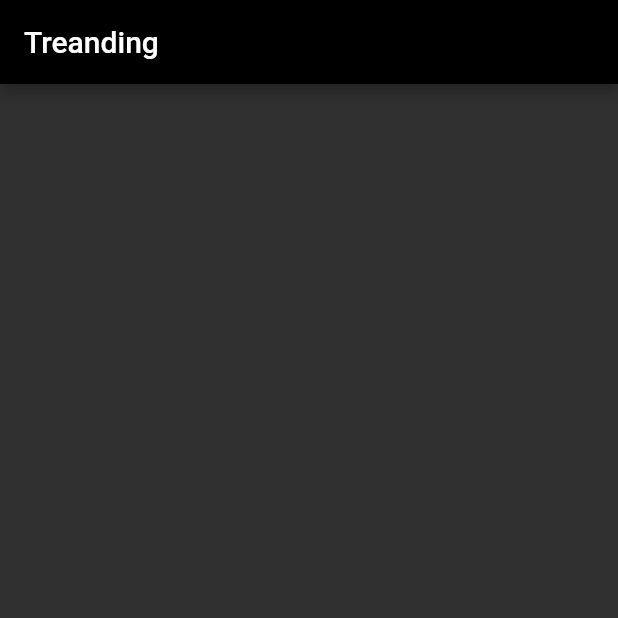
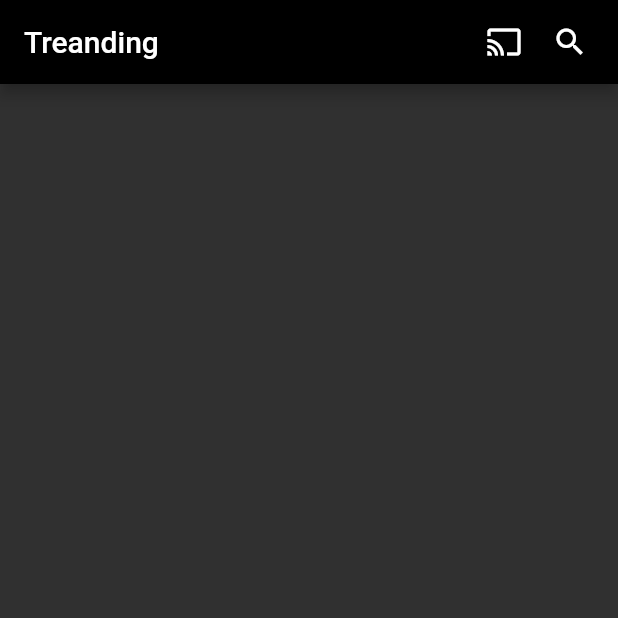
Before and after one commit to ayushmaan02/YouTube_Clone, a Flutter app: the screen it shows after launch, item 2 of the bottom bar chosen, on a phone screen of 412 x 824 dp, the top half of it. Run offline on Flutter 3.47's test engine with Material 2 defaults, Android fonts, the phone set to English and light mode, and no system bars.

```diff
--- a/lib/treanding.dart
+++ b/lib/treanding.dart
@@ -17,4 +17,16 @@ class _TreandingPageState extends State<TreandingPage> {
 AppBar treanding = AppBar(
   backgroundColor: Colors.black,
   title: Text("Treanding"),
+  actions: [
+    Padding(
+      padding: EdgeInsets.only(right: 20.0),
+      child: Icon(Icons.cast),
+    ),
+    Padding(
+      padding: EdgeInsets.only(right: 20.0),
+      child: Icon(
+        Icons.search,
+      ),
+    ),
+  ],
 );
```
